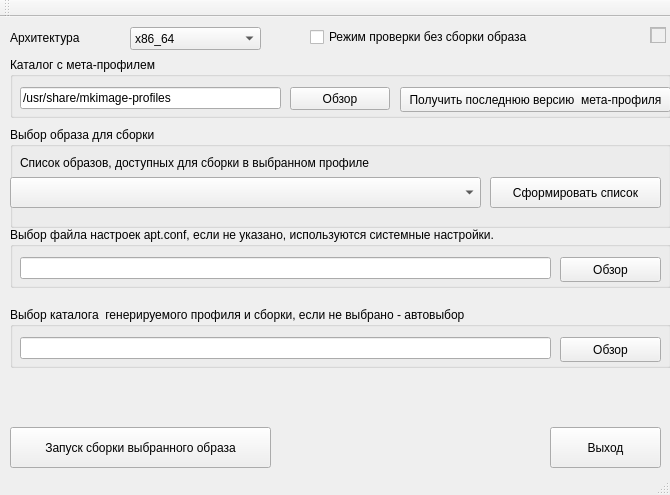
Above: mp-gui/mainwindow.ui from 150balbes/mp-gui before the change. Below: the same form after it.
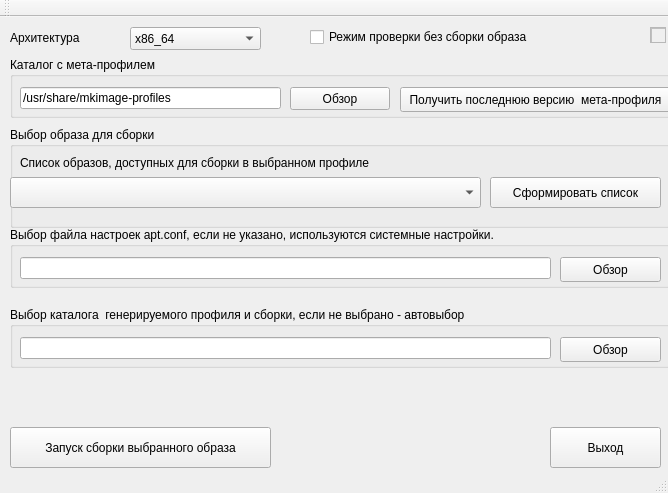
That is the form after the change.

What changed in the file:
```diff
--- a/mp-gui/mainwindow.ui
+++ b/mp-gui/mainwindow.ui
@@ -6,8 +6,8 @@
    <rect>
     <x>0</x>
     <y>0</y>
-    <width>670</width>
-    <height>495</height>
+    <width>668</width>
+    <height>493</height>
    </rect>
   </property>
   <property name="windowTitle">
```
Left out of the diff: 4 changed lines with no effect on the pictures.
